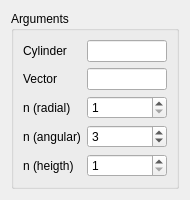
The window that src/HEXABLOCKGUI/MakeCylinder_QTD.ui (SalomePlatform/hexablock) describes before a commit, drawn with Qt 5.
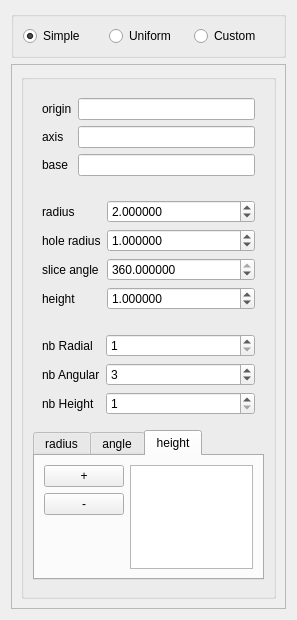
The same window after the commit.

Patch:
```diff
--- a/src/HEXABLOCKGUI/MakeCylinder_QTD.ui
+++ b/src/HEXABLOCKGUI/MakeCylinder_QTD.ui
@@ -6,12 +6,12 @@
    <rect>
     <x>0</x>
     <y>0</y>
-    <width>190</width>
-    <height>196</height>
+    <width>297</width>
+    <height>620</height>
    </rect>
   </property>
   <property name="sizePolicy">
-   <sizepolicy hsizetype="Preferred" vsizetype="Fixed">
+   <sizepolicy hsizetype="Preferred" vsizetype="Preferred">
     <horstretch>0</horstretch>
     <verstretch>0</verstretch>
    </sizepolicy>
@@ -19,146 +19,534 @@
   <property name="minimumSize">
    <size>
     <width>5</width>
-    <height>0</height>
+    <height>273</height>
    </size>
   </property>
   <property name="windowTitle">
    <string>Cylinder construction</string>
   </property>
-  <layout class="QVBoxLayout" name="verticalLayout_3">
+  <layout class="QVBoxLayout" name="verticalLayout">
    <item>
-    <widget class="QGroupBox" name="groupBox">
+    <widget class="QGroupBox" name="groupBox_2">
      <property name="sizePolicy">
-      <sizepolicy hsizetype="Preferred" vsizetype="Preferred">
+      <sizepolicy hsizetype="Preferred" vsizetype="Fixed">
        <horstretch>0</horstretch>
        <verstretch>0</verstretch>
       </sizepolicy>
      </property>
-     <property name="minimumSize">
+     <property name="maximumSize">
       <size>
-       <width>5</width>
-       <height>0</height>
+       <width>16777215</width>
+       <height>50</height>
       </size>
      </property>
      <property name="title">
-      <string>Arguments</string>
+      <string/>
      </property>
-     <layout class="QFormLayout" name="formLayout">
-      <item row="0" column="0">
-       <widget class="QLabel" name="label">
-        <property name="text">
-         <string>Cylinder</string>
-        </property>
-       </widget>
-      </item>
-      <item row="0" column="1">
-       <widget class="QLineEdit" name="cyl_le">
+     <layout class="QHBoxLayout" name="horizontalLayout">
+      <item>
+       <widget class="QRadioButton" name="rb0">
         <property name="sizePolicy">
          <sizepolicy hsizetype="Minimum" vsizetype="Fixed">
           <horstretch>0</horstretch>
           <verstretch>0</verstretch>
          </sizepolicy>
         </property>
-        <property name="maximumSize">
-         <size>
-          <width>16777215</width>
-          <height>16777215</height>
-         </size>
+        <property name="text">
+         <string>Simple</string>
         </property>
-        <property name="readOnly">
-         <bool>false</bool>
+        <property name="checked">
+         <bool>true</bool>
         </property>
        </widget>
       </item>
-      <item row="1" column="0">
-       <widget class="QLabel" name="label_2">
-        <property name="text">
-         <string>Vector</string>
-        </property>
-       </widget>
-      </item>
-      <item row="1" column="1">
-       <widget class="QLineEdit" name="vec_le">
+      <item>
+       <widget class="QRadioButton" name="rb1">
         <property name="sizePolicy">
          <sizepolicy hsizetype="Minimum" vsizetype="Fixed">
           <horstretch>0</horstretch>
           <verstretch>0</verstretch>
          </sizepolicy>
         </property>
-        <property name="maximumSize">
-         <size>
-          <width>16777215</width>
-          <height>16777215</height>
-         </size>
-        </property>
-        <property name="readOnly">
-         <bool>false</bool>
-        </property>
-       </widget>
-      </item>
-      <item row="2" column="0">
-       <widget class="QLabel" name="label_3">
         <property name="text">
-         <string>n (radial)</string>
+         <string>Uniform</string>
         </property>
        </widget>
       </item>
-      <item row="2" column="1">
-       <widget class="QSpinBox" name="nr_spb">
-        <property name="minimum">
-         <number>1</number>
+      <item>
+       <widget class="QRadioButton" name="rb2">
+        <property name="sizePolicy">
+         <sizepolicy hsizetype="Minimum" vsizetype="Fixed">
+          <horstretch>0</horstretch>
+          <verstretch>0</verstretch>
+         </sizepolicy>
         </property>
-        <property name="maximum">
-         <number>1000000</number>
-        </property>
-        <property name="value">
-         <number>1</number>
-        </property>
-       </widget>
-      </item>
-      <item row="3" column="0">
-       <widget class="QLabel" name="label_4">
         <property name="text">
-         <string>n (angular)</string>
+         <string>Custom</string>
         </property>
-       </widget>
-      </item>
-      <item row="3" column="1">
-       <widget class="QSpinBox" name="na_spb">
-        <property name="minimum">
-         <number>1</number>
-        </property>
-        <property name="maximum">
-         <number>1000000</number>
-        </property>
-        <property name="value">
-         <number>3</number>
-        </property>
-       </widget>
-      </item>
-      <item row="4" column="0">
-       <widget class="QLabel" name="label_5">
-        <property name="text">
-         <string>n (heigth)</string>
-        </property>
-       </widget>
-      </item>
-      <item row="4" column="1">
-       <widget class="QSpinBox" name="nl_spb">
-        <property name="minimum">
-         <number>1</number>
-        </property>
-        <property name="maximum">
-         <number>1000000</number>
-        </property>
-        <property name="value">
-         <number>1</number>
+        <property name="checked">
+         <bool>false</bool>
         </property>
        </widget>
       </item>
      </layout>
     </widget>
    </item>
+   <item>
+    <widget class="QScrollArea" name="scrollArea">
+     <property name="widgetResizable">
+      <bool>true</bool>
+     </property>
+     <widget class="QWidget" name="scrollAreaWidgetContents">
+      <property name="geometry">
+       <rect>
+        <x>0</x>
+        <y>0</y>
+        <width>259</width>
+        <height>592</height>
+       </rect>
+      </property>
+      <layout class="QVBoxLayout" name="verticalLayout_3">
+       <item>
+        <widget class="QGroupBox" name="groupBox">
+         <property name="sizePolicy">
+          <sizepolicy hsizetype="Preferred" vsizetype="Preferred">
+           <horstretch>0</horstretch>
+           <verstretch>0</verstretch>
+          </sizepolicy>
+         </property>
+         <property name="minimumSize">
+          <size>
+           <width>5</width>
+           <height>0</height>
+          </size>
+         </property>
+         <property name="title">
+          <string/>
+         </property>
+         <layout class="QVBoxLayout" name="verticalLayout_2">
+          <item>
+           <widget class="QWidget" name="geomobj_group" native="true">
+            <layout class="QFormLayout" name="formLayout_3">
+             <item row="0" column="0">
+              <widget class="QLabel" name="label">
+               <property name="text">
+                <string>origin</string>
+               </property>
+              </widget>
+             </item>
+             <item row="0" column="1">
+              <widget class="QLineEdit" name="origin_le"/>
+             </item>
+             <item row="2" column="0">
+              <widget class="QLabel" name="label_2">
+               <property name="text">
+                <string>axis</string>
+               </property>
+              </widget>
+             </item>
+             <item row="2" column="1">
+              <widget class="QLineEdit" name="axis_le">
+               <property name="sizePolicy">
+                <sizepolicy hsizetype="Minimum" vsizetype="Fixed">
+                 <horstretch>0</horstretch>
+                 <verstretch>0</verstretch>
+                </sizepolicy>
+               </property>
+               <property name="maximumSize">
+                <size>
+                 <width>16777215</width>
+                 <height>16777215</height>
+                </size>
+               </property>
+               <property name="readOnly">
+                <bool>false</bool>
+               </property>
+              </widget>
+             </item>
+             <item row="4" column="1">
+              <widget class="QLineEdit" name="base_le"/>
+             </item>
+             <item row="4" column="0">
+              <widget class="QLabel" name="label_10">
+               <property name="text">
+                <string>base</string>
+               </property>
+              </widget>
+             </item>
+            </layout>
+           </widget>
+          </item>
+          <item>
+           <widget class="QWidget" name="rah_group" native="true">
+            <layout class="QFormLayout" name="formLayout_2">
+             <item row="0" column="0">
+              <widget class="QLabel" name="label_6">
+               <property name="text">
+                <string>radius</string>
+               </property>
+              </widget>
+             </item>
+             <item row="0" column="1">
+              <widget class="QDoubleSpinBox" name="ext_radius_spb">
+               <property name="decimals">
+                <number>6</number>
+               </property>
+               <property name="maximum">
+                <double>1000000000.000000000000000</double>
+               </property>
+               <property name="value">
+                <double>2.000000000000000</double>
+               </property>
+              </widget>
+             </item>
+             <item row="1" column="0">
+              <widget class="QLabel" name="label_7">
+               <property name="text">
+                <string>hole radius</string>
+               </property>
+              </widget>
+             </item>
+             <item row="1" column="1">
+              <widget class="QDoubleSpinBox" name="int_radius_spb">
+               <property name="decimals">
+                <number>6</number>
+               </property>
+               <property name="maximum">
+                <double>1000000000.000000000000000</double>
+               </property>
+               <property name="singleStep">
+                <double>1.000000000000000</double>
+               </property>
+               <property name="value">
+                <double>1.000000000000000</double>
+               </property>
+              </widget>
+             </item>
+             <item row="2" column="0">
+              <widget class="QLabel" name="label_8">
+               <property name="text">
+                <string>slice angle</string>
+               </property>
+              </widget>
+             </item>
+             <item row="2" column="1">
+              <widget class="QDoubleSpinBox" name="angle_spb">
+               <property name="decimals">
+                <number>6</number>
+               </property>
+               <property name="maximum">
+                <double>360.000000000000000</double>
+               </property>
+               <property name="singleStep">
+                <double>10.000000000000000</double>
+               </property>
+               <property name="value">
+                <double>360.000000000000000</double>
+               </property>
+              </widget>
+             </item>
+             <item row="3" column="0">
+              <widget class="QLabel" name="label_9">
+               <property name="text">
+                <string>height</string>
+               </property>
+              </widget>
+             </item>
+             <item row="3" column="1">
+              <widget class="QDoubleSpinBox" name="height_spb">
+               <property name="decimals">
+                <number>6</number>
+               </property>
+               <property name="maximum">
+                <double>1000000000.000000000000000</double>
+               </property>
+               <property name="value">
+                <double>1.000000000000000</double>
+               </property>
+              </widget>
+             </item>
+            </layout>
+           </widget>
+          </item>
+          <item>
+           <widget class="QWidget" name="n_group" native="true">
+            <layout class="QFormLayout" name="formLayout">
+             <property name="fieldGrowthPolicy">
+              <enum>QFormLayout::AllNonFixedFieldsGrow</enum>
+             </property>
+             <item row="0" column="0">
+              <widget class="QLabel" name="label_3">
+               <property name="text">
+                <string>nb Radial</string>
+               </property>
+              </widget>
+             </item>
+             <item row="0" column="1">
+              <widget class="QSpinBox" name="nr_spb">
+               <property name="minimum">
+                <number>1</number>
+               </property>
+               <property name="maximum">
+                <number>1000000</number>
+               </property>
+               <property name="value">
+                <number>1</number>
+               </property>
+              </widget>
+             </item>
+             <item row="1" column="0">
+              <widget class="QLabel" name="label_4">
+               <property name="text">
+                <string>nb Angular</string>
+               </property>
+              </widget>
+             </item>
+             <item row="1" column="1">
+              <widget class="QSpinBox" name="na_spb">
+               <property name="minimum">
+                <number>1</number>
+               </property>
+               <property name="maximum">
+                <number>1000000</number>
+               </property>
+               <property name="value">
+                <number>3</number>
+               </property>
+              </widget>
+             </item>
+             <item row="2" column="0">
+              <widget class="QLabel" name="label_5">
+               <property name="text">
+                <string>nb Height</string>
+               </property>
+              </widget>
+             </item>
+             <item row="2" column="1">
+              <widget class="QSpinBox" name="nh_spb">
+               <property name="minimum">
+                <number>1</number>
+               </property>
+               <property name="maximum">
+                <number>1000000</number>
+               </property>
+               <property name="value">
+                <number>1</number>
+               </property>
+              </widget>
+             </item>
+            </layout>
+           </widget>
+          </item>
+          <item>
+           <widget class="QTabWidget" name="random_param_w">
+            <property name="sizePolicy">
+             <sizepolicy hsizetype="Preferred" vsizetype="Preferred">
+              <horstretch>0</horstretch>
+              <verstretch>0</verstretch>
+             </sizepolicy>
+            </property>
+            <property name="maximumSize">
+             <size>
+              <width>16777215</width>
+              <height>150</height>
+             </size>
+            </property>
+            <property name="currentIndex">
+             <number>2</number>
+            </property>
+            <widget class="QWidget" name="ext_radius_tab">
+             <attribute name="title">
+              <string>radius</string>
+             </attribute>
+             <layout class="QGridLayout" name="gridLayout_2">
+              <item row="0" column="0">
+               <widget class="QPushButton" name="add_radius_pb">
+                <property name="enabled">
+                 <bool>true</bool>
+                </property>
+                <property name="sizePolicy">
+                 <sizepolicy hsizetype="Maximum" vsizetype="Fixed">
+                  <horstretch>0</horstretch>
+                  <verstretch>0</verstretch>
+                 </sizepolicy>
+                </property>
+                <property name="text">
+                 <string>+</string>
+                </property>
+               </widget>
+              </item>
+              <item row="0" column="1" rowspan="4">
+               <widget class="QListWidget" name="radius_lw">
+                <property name="sizePolicy">
+                 <sizepolicy hsizetype="Preferred" vsizetype="Preferred">
+                  <horstretch>0</horstretch>
+                  <verstretch>0</verstretch>
+                 </sizepolicy>
+                </property>
+               </widget>
+              </item>
+              <item row="1" column="0">
+               <widget class="QPushButton" name="del_radius_pb">
+                <property name="sizePolicy">
+                 <sizepolicy hsizetype="Maximum" vsizetype="Fixed">
+                  <horstretch>0</horstretch>
+                  <verstretch>0</verstretch>
+                 </sizepolicy>
+                </property>
+                <property name="text">
+                 <string>-</string>
+                </property>
+               </widget>
+              </item>
+              <item row="2" column="0">
+               <spacer name="verticalSpacer">
+                <property name="orientation">
+                 <enum>Qt::Vertical</enum>
+                </property>
+                <property name="sizeHint" stdset="0">
+                 <size>
+                  <width>20</width>
+                  <height>139</height>
+                 </size>
+                </property>
+               </spacer>
+              </item>
+             </layout>
+            </widget>
+            <widget class="QWidget" name="ext_angle_tab">
+             <attribute name="title">
+              <string>angle</string>
+             </attribute>
+             <layout class="QGridLayout" name="gridLayout_3">
+              <item row="0" column="0">
+               <widget class="QPushButton" name="add_angle_pb">
+                <property name="enabled">
+                 <bool>true</bool>
+                </property>
+                <property name="sizePolicy">
+                 <sizepolicy hsizetype="Maximum" vsizetype="Fixed">
+                  <horstretch>0</horstretch>
+                  <verstretch>0</verstretch>
+                 </sizepolicy>
+                </property>
+                <property name="text">
+                 <string>+</string>
+                </property>
+               </widget>
+              </item>
+              <item row="0" column="1" rowspan="3">
+               <widget class="QListWidget" name="angle_lw"/>
+              </item>
+              <item row="1" column="0">
+               <widget class="QPushButton" name="del_angle_pb">
+                <property name="sizePolicy">
+                 <sizepolicy hsizetype="Maximum" vsizetype="Fixed">
+                  <horstretch>0</horstretch>
+                  <verstretch>0</verstretch>
+                 </sizepolicy>
+                </property>
+                <property name="text">
+                 <string>-</string>
+                </property>
+               </widget>
+              </item>
+              <item row="2" column="0">
+               <spacer name="verticalSpacer_2">
+                <property name="orientation">
+                 <enum>Qt::Vertical</enum>
+                </property>
+                <property name="sizeHint" stdset="0">
+                 <size>
+                  <width>20</width>
+                  <height>139</height>
+                 </size>
+                </property>
+               </spacer>
+              </item>
+             </layout>
+            </widget>
+            <widget class="QWidget" name="ext_height_tab">
+             <attribute name="title">
+              <string>height</string>
+             </attribute>
+             <layout class="QGridLayout" name="gridLayout_4">
+              <item row="0" column="0">
+               <widget class="QPushButton" name="add_height_pb">
+                <property name="enabled">
+                 <bool>true</bool>
+                </property>
+                <property name="sizePolicy">
+                 <sizepolicy hsizetype="Maximum" vsizetype="Fixed">
+                  <horstretch>0</horstretch>
+                  <verstretch>0</verstretch>
+                 </sizepolicy>
+                </property>
+                <property name="text">
+                 <string>+</string>
+                </property>
+               </widget>
+              </item>
+              <item row="0" column="1" rowspan="3">
+               <widget class="QListWidget" name="height_lw">
+                <property name="sizePolicy">
+                 <sizepolicy hsizetype="Expanding" vsizetype="Expanding">
+                  <horstretch>0</horstretch>
+                  <verstretch>0</verstretch>
+                 </sizepolicy>
+                </property>
+               </widget>
+              </item>
+              <item row="1" column="0">
+               <widget class="QPushButton" name="del_height_pb">
+                <property name="sizePolicy">
+                 <sizepolicy hsizetype="Maximum" vsizetype="Fixed">
+                  <horstretch>0</horstretch>
+                  <verstretch>0</verstretch>
+                 </sizepolicy>
+                </property>
+                <property name="text">
+                 <string>-</string>
+                </property>
+               </widget>
+              </item>
+              <item row="2" column="0">
+               <spacer name="verticalSpacer_3">
+                <property name="orientation">
+                 <enum>Qt::Vertical</enum>
+                </property>
+                <property name="sizeHint" stdset="0">
+                 <size>
+                  <width>20</width>
+                  <height>139</height>
+                 </size>
+                </property>
+               </spacer>
+              </item>
+             </layout>
+            </widget>
+           </widget>
+          </item>
+          <item>
+           <spacer name="verticalSpacer_4">
+            <property name="orientation">
+             <enum>Qt::Vertical</enum>
+            </property>
+            <property name="sizeHint" stdset="0">
+             <size>
+              <width>20</width>
+              <height>0</height>
+             </size>
+            </property>
+           </spacer>
+          </item>
+         </layout>
+        </widget>
+       </item>
+      </layout>
+     </widget>
+    </widget>
+   </item>
   </layout>
  </widget>
  <resources/>
```
Left out of the diff: 195 changed lines with no effect on the pictures.
